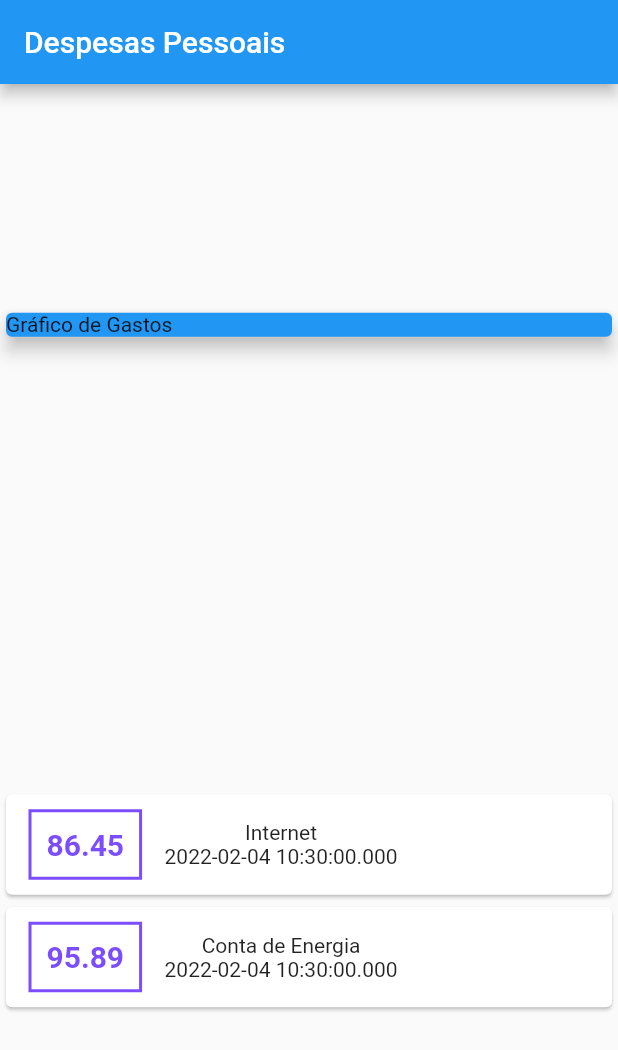
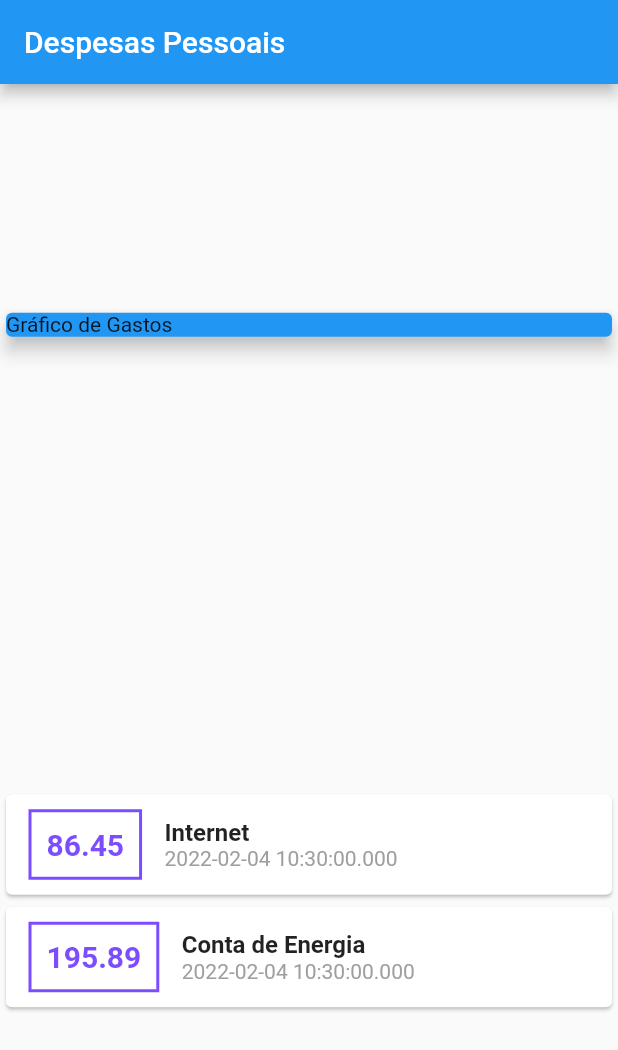
Before and after one commit to mateusmeds/expenses, a Flutter app: the screen it shows after launch, on a phone screen of 412 x 824 dp. Shown: the top 1050 px of the screen. Run offline on Flutter 3.47's test engine with Material 2 defaults, Android fonts, the phone set to English and light mode, and no system bars.

Commit message:
Cumprindo desafio de estilizar os textos de título e data da transação

```diff
--- a/lib/main.dart
+++ b/lib/main.dart
@@ -21,7 +21,7 @@ class HomePage extends StatelessWidget {
     Transaction(
         id: "t2",
         title: "Conta de Energia",
-        value: 95.89,
+        value: 195.89,
         date: DateTime.now()),
   ];
 
@@ -74,9 +74,21 @@ class HomePage extends StatelessWidget {
                     ),
                     //Título e Data
                     Column(
+                      crossAxisAlignment: CrossAxisAlignment.start,
                       children: <Widget> [
-                        Text(transaction.title),
-                        Text(transaction.date.toString())
+                        Text(
+                          transaction.title,
+                          style: TextStyle(
+                            fontSize: 16,
+                            fontWeight: FontWeight.bold
+                          ),
+                        ),
+                        Text(
+                          transaction.date.toString(),
+                          style: TextStyle(
+                            color: Colors.grey
+                          ),
+                        )
                       ],
                     )
                   ],
```
